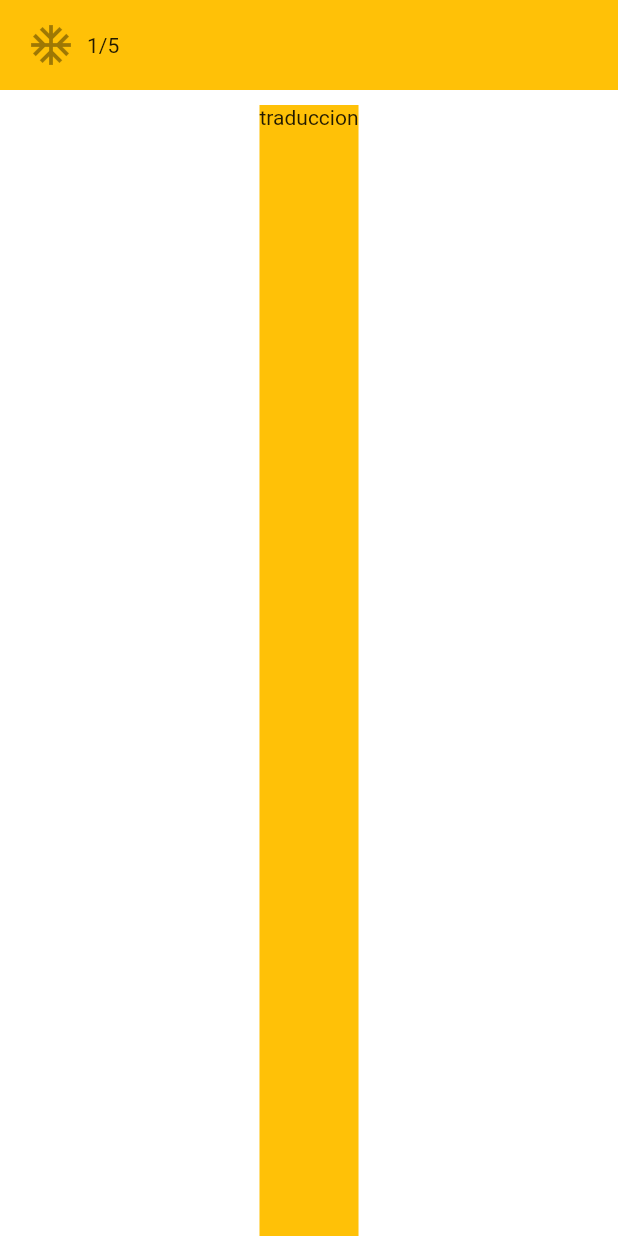
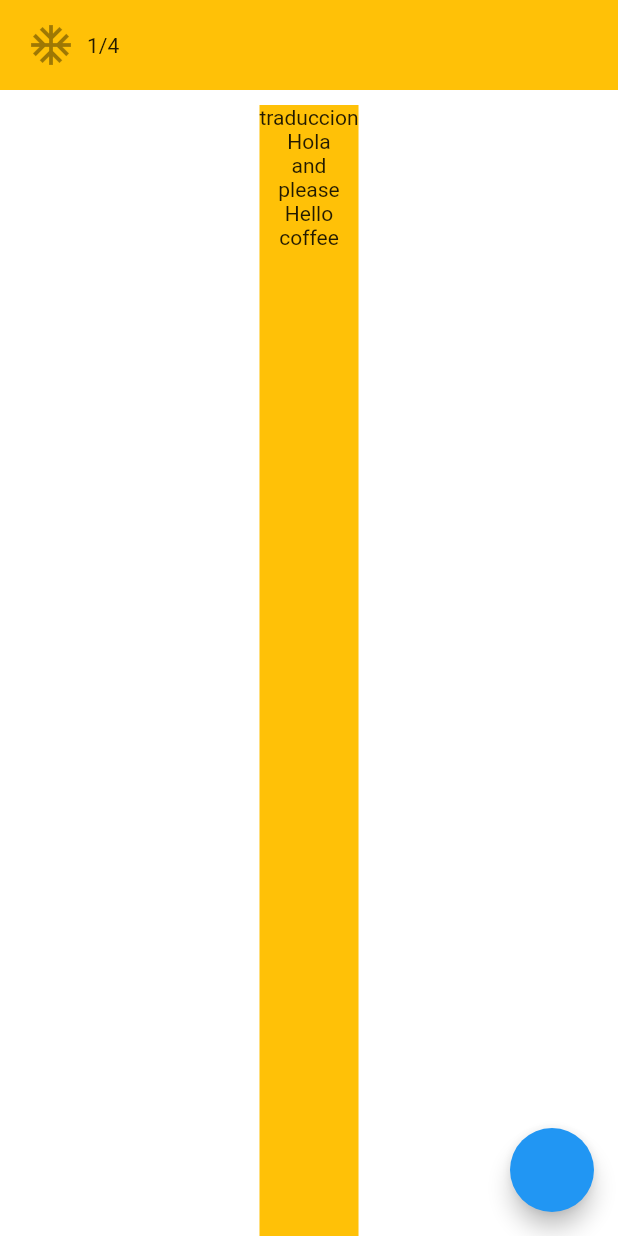
Before and after one commit to PACOdergod/duo2, a Flutter app: the screen it shows after launch, on a phone screen of 412 x 824 dp. Run offline on Flutter 3.47's test engine with Material 2 defaults, Android fonts, the phone set to English and light mode, and no system bars; our stand-ins replace get.

Commit message:
el provider cambia el estado de manera satisfactoria

```diff
--- a/lib/src/models/leccion_mode.dart
+++ b/lib/src/models/leccion_mode.dart
@@ -6,10 +6,9 @@ class Leccion {
 
   static prueba()=> Leccion([
     Quiz("traduccion", ["and","please","Hello","coffee"], "Hola", ["Hello"]),
-    Quiz("traduccion", ["and","please","Hello","coffee"], "Hola", ["Hello"]),
-    Quiz("traduccion", ["and","please","Hello","coffee"], "Hola", ["Hello"]),
-    Quiz("traduccion", ["and","please","Hello","coffee"], "Hola", ["Hello"]),
-    Quiz("traduccion", ["and","please","Hello","coffee"], "Hola", ["Hello"]),
+    Quiz("traduccion", ["and","please","Hello","coffee"], "y", ["and"]),
+    Quiz("traduccion", ["and","please","Hello","coffee"], "por favor", ["please"]),
+    Quiz("traduccion", ["and","please","Hello","coffee"], "cafe", ["coffee"]),
   ]);
 
   int get numQuiz=> quizes.length;
--- a/lib/src/pages/lesson_page.dart
+++ b/lib/src/pages/lesson_page.dart
@@ -50,8 +50,13 @@ class LessonBody extends StatelessWidget {
   Widget build(BuildContext context) {
 
     final lessonService = Provider.of<LessonService>(context);
+    var currentQuiz = lessonService.lesson.quizes[lessonService.currentIndex];
 
     return Scaffold(
+
+      floatingActionButton: FloatingActionButton(
+        onPressed: ()=> lessonService.indexSig(),
+      ),
 
       body: Container(
 
@@ -97,7 +102,14 @@ class LessonBody extends StatelessWidget {
 
             Expanded(child: Container(
               color: Colors.amber,
-              child: Text(lessonService.currentQuiz.tipo),
+              child: Column(
+                children: [
+                  Text(currentQuiz.tipo),
+                  Text(currentQuiz.pregunta),
+                  // Text(currentQuiz.opciones),
+                  ...currentQuiz.opciones.map((e) => Text(e)).toList()
+                ],
+              ),
             ))
 
           ],
--- a/lib/src/services/lesson_service.dart
+++ b/lib/src/services/lesson_service.dart
@@ -5,10 +5,19 @@ import 'package:duo2/src/models/leccion_mode.dart';
 class LessonService with ChangeNotifier {
 
   late final Leccion lesson;
-  final int currentIndex = 0;
+  int currentIndex = 0;
 
   LessonService(this.lesson);
 
   Quiz get currentQuiz => lesson.quizes[currentIndex];
 
+  void indexSig(){
+    if (currentIndex == lesson.quizes.length) {
+      return;
+      //TODO: mostrar la pantalla de finalizacion
+    }
+    currentIndex++;
+    notifyListeners();
+  }
+
 }
```
